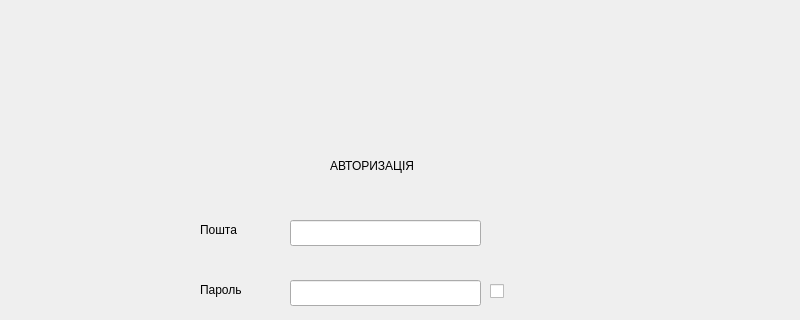
letsexisttogether/MedicalDocuments, file Authorization/Window/authorizationwindow.ui: the form before one commit; both pictures show x 0 to 800 and y 0 to 320 of the 800 by 600 pixel window.
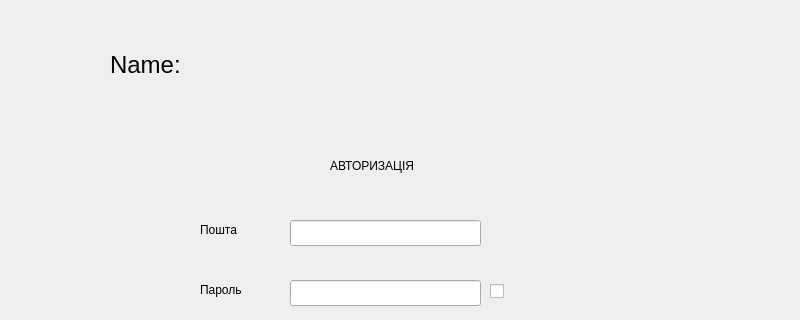
The form after the commit.

Diff of the .ui file:
```diff
--- a/Authorization/Window/authorizationwindow.ui
+++ b/Authorization/Window/authorizationwindow.ui
@@ -131,6 +131,19 @@
      <string/>
     </property>
    </widget>
+   <widget class="QLabel" name="personName">
+    <property name="geometry">
+     <rect>
+      <x>110</x>
+      <y>40</y>
+      <width>601</width>
+      <height>51</height>
+     </rect>
+    </property>
+    <property name="text">
+     <string>&lt;html&gt;&lt;head/&gt;&lt;body&gt;&lt;p&gt;&lt;span style=&quot; font-size:18pt;&quot;&gt;Name: &lt;/span&gt;&lt;/p&gt;&lt;/body&gt;&lt;/html&gt;</string>
+    </property>
+   </widget>
   </widget>
   <widget class="QMenuBar" name="menubar">
    <property name="geometry">
```
